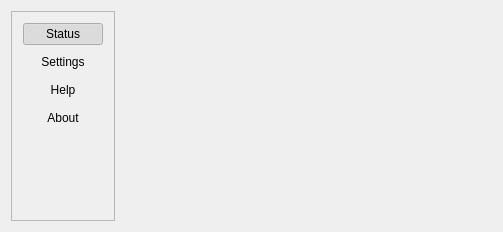
Old version of the form src/Freelan_gui.ui in the repository freelan-developers/freelan-gui.
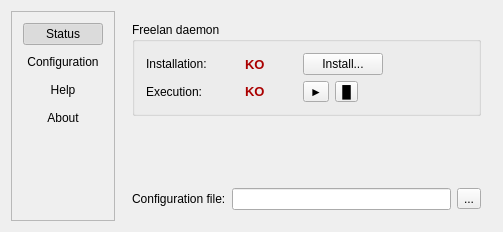
New version of the form. The open tabs and pages were chosen to show the change.

Commit message: refactore settings -> configuration to match documentation, status page start

```diff
--- a/src/Freelan_gui.ui
+++ b/src/Freelan_gui.ui
@@ -64,7 +64,7 @@
         <item>
          <widget class="QPushButton" name="settings_pushbutton">
           <property name="text">
-           <string>Settings</string>
+           <string>Configuration</string>
           </property>
           <property name="checkable">
            <bool>true</bool>
@@ -135,16 +135,281 @@
        <number>0</number>
       </property>
       <widget class="QWidget" name="status_page">
-       <layout class="QVBoxLayout">
-        <property name="spacing">
-         <number>0</number>
-        </property>
-        <property name="sizeConstraint">
-         <enum>QLayout::SetMinAndMaxSize</enum>
-        </property>
-        <property name="margin">
-         <number>0</number>
-        </property>
+       <layout class="QGridLayout" name="gridLayout_22">
+        <item row="2" column="0">
+         <widget class="QLabel" name="configuration_label">
+          <property name="text">
+           <string>Configuration file:</string>
+          </property>
+         </widget>
+        </item>
+        <item row="2" column="2">
+         <widget class="QToolButton" name="configuration_choose_toolbutton">
+          <property name="text">
+           <string>...</string>
+          </property>
+         </widget>
+        </item>
+        <item row="2" column="1">
+         <widget class="QLineEdit" name="configuration_lineedit"/>
+        </item>
+        <item row="0" column="0" colspan="3">
+         <widget class="QGroupBox" name="groupBox">
+          <property name="title">
+           <string>Freelan daemon</string>
+          </property>
+          <layout class="QGridLayout" name="gridLayout_21">
+           <item row="0" column="0">
+            <widget class="QLabel" name="label_27">
+             <property name="text">
+              <string>Installation:</string>
+             </property>
+            </widget>
+           </item>
+           <item row="0" column="1">
+            <spacer name="horizontalSpacer_23">
+             <property name="orientation">
+              <enum>Qt::Horizontal</enum>
+             </property>
+             <property name="sizeType">
+              <enum>QSizePolicy::Maximum</enum>
+             </property>
+             <property name="sizeHint" stdset="0">
+              <size>
+               <width>32</width>
+               <height>10</height>
+              </size>
+             </property>
+            </spacer>
+           </item>
+           <item row="0" column="2">
+            <widget class="QLabel" name="label_28">
+             <property name="palette">
+              <palette>
+               <active>
+                <colorrole role="WindowText">
+                 <brush brushstyle="SolidPattern">
+                  <color alpha="255">
+                   <red>170</red>
+                   <green>0</green>
+                   <blue>0</blue>
+                  </color>
+                 </brush>
+                </colorrole>
+               </active>
+               <inactive>
+                <colorrole role="WindowText">
+                 <brush brushstyle="SolidPattern">
+                  <color alpha="255">
+                   <red>170</red>
+                   <green>0</green>
+                   <blue>0</blue>
+                  </color>
+                 </brush>
+                </colorrole>
+               </inactive>
+               <disabled>
+                <colorrole role="WindowText">
+                 <brush brushstyle="SolidPattern">
+                  <color alpha="255">
+                   <red>120</red>
+                   <green>120</green>
+                   <blue>120</blue>
+                  </color>
+                 </brush>
+                </colorrole>
+               </disabled>
+              </palette>
+             </property>
+             <property name="font">
+              <font>
+               <pointsize>10</pointsize>
+               <weight>75</weight>
+               <bold>true</bold>
+              </font>
+             </property>
+             <property name="text">
+              <string>KO</string>
+             </property>
+            </widget>
+           </item>
+           <item row="0" column="3">
+            <spacer name="horizontalSpacer_26">
+             <property name="orientation">
+              <enum>Qt::Horizontal</enum>
+             </property>
+             <property name="sizeType">
+              <enum>QSizePolicy::Maximum</enum>
+             </property>
+             <property name="sizeHint" stdset="0">
+              <size>
+               <width>32</width>
+               <height>10</height>
+              </size>
+             </property>
+            </spacer>
+           </item>
+           <item row="0" column="4">
+            <layout class="QHBoxLayout" name="horizontalLayout_10">
+             <item>
+              <widget class="QPushButton" name="pushButton">
+               <property name="text">
+                <string>Install...</string>
+               </property>
+              </widget>
+             </item>
+             <item>
+              <spacer name="horizontalSpacer_21">
+               <property name="orientation">
+                <enum>Qt::Horizontal</enum>
+               </property>
+               <property name="sizeHint" stdset="0">
+                <size>
+                 <width>38</width>
+                 <height>17</height>
+                </size>
+               </property>
+              </spacer>
+             </item>
+            </layout>
+           </item>
+           <item row="1" column="0">
+            <widget class="QLabel" name="label_72">
+             <property name="text">
+              <string>Execution:</string>
+             </property>
+            </widget>
+           </item>
+           <item row="1" column="1">
+            <spacer name="horizontalSpacer_24">
+             <property name="orientation">
+              <enum>Qt::Horizontal</enum>
+             </property>
+             <property name="sizeType">
+              <enum>QSizePolicy::Maximum</enum>
+             </property>
+             <property name="sizeHint" stdset="0">
+              <size>
+               <width>32</width>
+               <height>13</height>
+              </size>
+             </property>
+            </spacer>
+           </item>
+           <item row="1" column="2">
+            <widget class="QLabel" name="label_73">
+             <property name="palette">
+              <palette>
+               <active>
+                <colorrole role="WindowText">
+                 <brush brushstyle="SolidPattern">
+                  <color alpha="255">
+                   <red>170</red>
+                   <green>0</green>
+                   <blue>0</blue>
+                  </color>
+                 </brush>
+                </colorrole>
+               </active>
+               <inactive>
+                <colorrole role="WindowText">
+                 <brush brushstyle="SolidPattern">
+                  <color alpha="255">
+                   <red>170</red>
+                   <green>0</green>
+                   <blue>0</blue>
+                  </color>
+                 </brush>
+                </colorrole>
+               </inactive>
+               <disabled>
+                <colorrole role="WindowText">
+                 <brush brushstyle="SolidPattern">
+                  <color alpha="255">
+                   <red>120</red>
+                   <green>120</green>
+                   <blue>120</blue>
+                  </color>
+                 </brush>
+                </colorrole>
+               </disabled>
+              </palette>
+             </property>
+             <property name="font">
+              <font>
+               <pointsize>10</pointsize>
+               <weight>75</weight>
+               <bold>true</bold>
+              </font>
+             </property>
+             <property name="text">
+              <string>KO</string>
+             </property>
+            </widget>
+           </item>
+           <item row="1" column="3">
+            <spacer name="horizontalSpacer_25">
+             <property name="orientation">
+              <enum>Qt::Horizontal</enum>
+             </property>
+             <property name="sizeType">
+              <enum>QSizePolicy::Maximum</enum>
+             </property>
+             <property name="sizeHint" stdset="0">
+              <size>
+               <width>32</width>
+               <height>13</height>
+              </size>
+             </property>
+            </spacer>
+           </item>
+           <item row="1" column="4">
+            <layout class="QHBoxLayout" name="horizontalLayout_11">
+             <item>
+              <widget class="QToolButton" name="toolButton_3">
+               <property name="text">
+                <string>►</string>
+               </property>
+              </widget>
+             </item>
+             <item>
+              <widget class="QToolButton" name="toolButton_4">
+               <property name="text">
+                <string>█</string>
+               </property>
+              </widget>
+             </item>
+             <item>
+              <spacer name="horizontalSpacer_2">
+               <property name="orientation">
+                <enum>Qt::Horizontal</enum>
+               </property>
+               <property name="sizeHint" stdset="0">
+                <size>
+                 <width>40</width>
+                 <height>20</height>
+                </size>
+               </property>
+              </spacer>
+             </item>
+            </layout>
+           </item>
+          </layout>
+         </widget>
+        </item>
+        <item row="1" column="1">
+         <spacer name="verticalSpacer_14">
+          <property name="orientation">
+           <enum>Qt::Vertical</enum>
+          </property>
+          <property name="sizeHint" stdset="0">
+           <size>
+            <width>20</width>
+            <height>40</height>
+           </size>
+          </property>
+         </spacer>
+        </item>
        </layout>
       </widget>
       <widget class="QWidget" name="settings_page">
```
Left out of the diff: 34 changed lines with no effect on the pictures. The commit also changes 3 other files.
